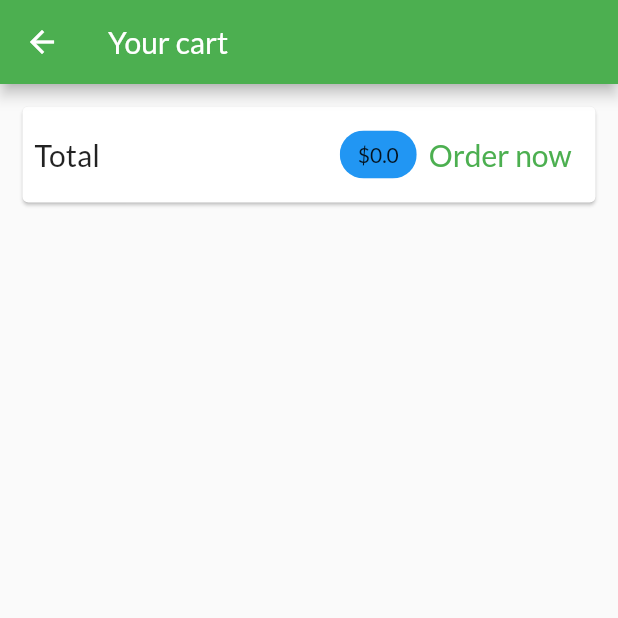
After one commit to pawellak/shop_app, a Flutter app: the CartScreen screen opened by its route, on a phone screen of 412 x 824 dp, the top half of it. The commit adds this screen. Run offline on Flutter 3.47's test engine with Material 2 defaults, Android fonts, the phone set to English and light mode, and no system bars; network calls fail.

Commit message:
Added: cart screen. Refactoring: code lineralization in products overview screen. Modified: cart handling.

```diff
--- a/lib/main.dart
+++ b/lib/main.dart
@@ -1,6 +1,7 @@
 import 'package:flutter/material.dart';
 import 'package:shop_app/providers/cart.dart';
 import 'package:shop_app/providers/products.dart';
+import 'package:shop_app/screens/cart_screen.dart';
 import 'package:shop_app/screens/product_detail_screen.dart';
 import 'package:shop_app/screens/products_overview_screen.dart';
 import 'package:provider/provider.dart';
@@ -27,7 +28,8 @@ class MyApp extends StatelessWidget {
         home: const ProductsOverviewScreen(),
         routes: {
           ProductDetailScreen.routeName: (context) =>
-              const ProductDetailScreen()
+              const ProductDetailScreen(),
+          CartScreen.routeName: (context) => const CartScreen()
         },
       ),
     );
--- a/lib/providers/cart.dart
+++ b/lib/providers/cart.dart
@@ -14,15 +14,22 @@ class CartItem {
 }
 
 class Cart with ChangeNotifier {
-  final Map<String, CartItem> _items ={};
+  final Map<String, CartItem> _items = {};
 
   Map<String, CartItem> get items {
     return {..._items};
   }
 
-  int get itemCount
-  {
+  int get itemCount {
     return _items.length;
+  }
+
+  double get totalAmount {
+    double total = 0;
+    _items.forEach((key, cartItem) {
+      total += cartItem.quantity * cartItem.price;
+    });
+    return total;
   }
 
   void addItem(String productId, double price, String title) {
--- /dev/null
+++ b/lib/screens/cart_screen.dart
@@ -0,0 +1,42 @@
+import 'package:flutter/material.dart';
+import 'package:provider/provider.dart';
+import 'package:shop_app/providers/cart.dart';
+
+class CartScreen extends StatelessWidget {
+  static const routeName = '/cart';
+
+  const CartScreen({Key? key}) : super(key: key);
+
+  @override
+  Widget build(BuildContext context) {
+    final cart = Provider.of<Cart>(context, listen: false);
+    return Scaffold(
+        appBar: AppBar(
+          title: const Text('Your cart'),
+        ),
+        body: Column(children: [
+          Card(
+            child: Padding(
+              padding: const EdgeInsets.all(8),
+              child: Row(
+                mainAxisAlignment: MainAxisAlignment.spaceBetween,
+                children: [
+                  const Text('Total', style: TextStyle(fontSize: 20)),
+                  const Spacer()  ,
+                  Chip(
+                    backgroundColor: Theme.of(context).primaryColor,
+                    label: Text('\$${cart.totalAmount}'),
+                  ),
+                  TextButton(
+                    onPressed: () {},
+                    child:
+                        const Text('Order now', style: TextStyle(fontSize: 20)),
+                  )
+                ],
+              ),
+            ),
+            margin: const EdgeInsets.all(15),
+          )
+        ]));
+  }
+}
```
Also changed, not shown: lib/screens/products_overview_screen.dart (+26 -15 lines).
